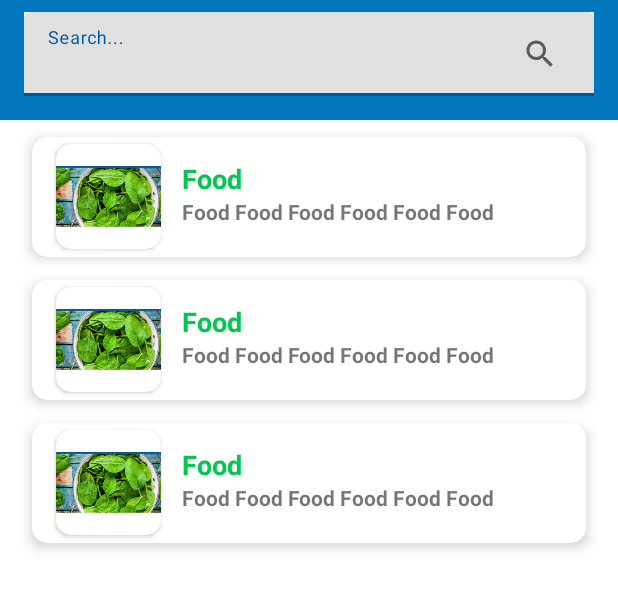
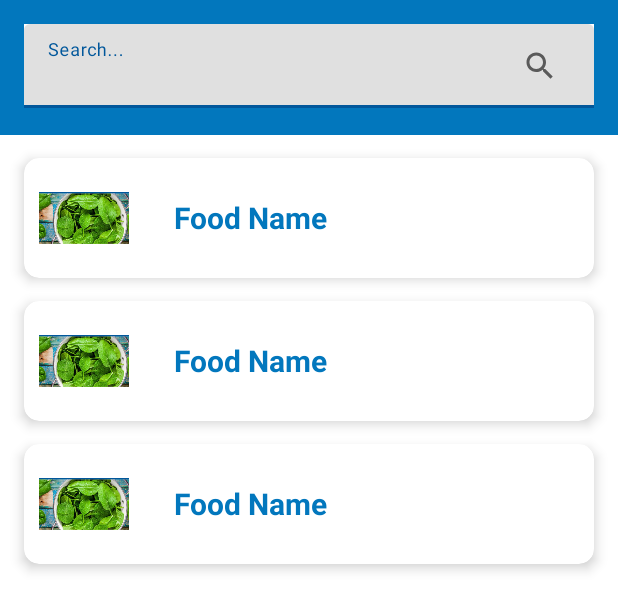
Before and after one commit to HasyimAP/Bangkit-Project-2022, an Android app: the layout activity_food_list.xml on its own in the app's theme, with its tools: preview values and no code run, on a phone screen of 412 x 824 dp. Shown: the top 610 px of the screen. Run offline under Robolectric (Android 15) with nearby library versions, the phone set to English and light mode, and no system bars.

Commit message:
Update list food

```diff
--- a/app/app/src/main/java/com/fitverse/app/ViewModelFactory.kt
+++ b/app/app/src/main/java/com/fitverse/app/ViewModelFactory.kt
@@ -3,6 +3,7 @@ package com.fitverse.app
 import androidx.lifecycle.ViewModel
 import androidx.lifecycle.ViewModelProvider
 import com.fitverse.app.model.UserPreference
+import com.fitverse.app.view.food.ListViewModel
 import com.fitverse.app.view.login.LoginViewModel
 import com.fitverse.app.view.main.MainViewModel
 import com.fitverse.app.view.profile.ProfileViewModel
--- a/app/app/src/main/java/com/fitverse/app/model/ListFoodModel.kt
+++ b/app/app/src/main/java/com/fitverse/app/model/ListFoodModel.kt
@@ -1,7 +1,7 @@
 package com.fitverse.app.model
 
 import android.os.Parcelable
-import kotlinx.parcelize.Parcelize
+//import kotlinx.parcelize.Parcelize
 
 //@Parcelize
 data class ListFoodModel (
--- a/app/app/src/main/java/com/fitverse/app/model/UserPreference.kt
+++ b/app/app/src/main/java/com/fitverse/app/model/UserPreference.kt
@@ -55,11 +55,6 @@ class UserPreference private constructor(private val dataStore: DataStore<Prefer
 
     suspend fun logout() {
         dataStore.edit { preferences ->
-            preferences[USER_ID_KEY] = ""
-            preferences[EMAIL_KEY] = ""
-            preferences[PASS_KEY] = ""
-            preferences[NAME_KEY] = ""
-            preferences[JENIS_KELAMIN_KEY] = ""
             preferences[STATE_KEY] = false
         }
     }
--- a/app/app/src/main/java/com/fitverse/app/response/ListFoodResponse.kt
+++ b/app/app/src/main/java/com/fitverse/app/response/ListFoodResponse.kt
@@ -1,7 +1,9 @@
 package com.fitverse.app.response
 
 import com.fitverse.app.model.ListFoodModel
+import com.google.gson.annotations.SerializedName
 
 data class ListFoodResponse (
+    @SerializedName("food")
     val food: ArrayList<ListFoodModel>
     )
--- a/app/app/src/main/java/com/fitverse/app/view/food/ScanFoodActivity.kt
+++ b/app/app/src/main/java/com/fitverse/app/view/food/ScanFoodActivity.kt
@@ -47,6 +47,8 @@ class ScanFoodActivity : AppCompatActivity() {
                 } else {
                     if (Build.VERSION.SDK_INT >= Build.VERSION_CODES.M) {
                         requestPermissions(arrayOf(Manifest.permission.CAMERA), 100)
+                        val cameraIntent = Intent(MediaStore.ACTION_IMAGE_CAPTURE)
+                        startActivityForResult(cameraIntent, 1)
                     }
                 }
             }
--- a/app/app/src/main/java/com/fitverse/app/view/main/MainViewModel.kt
+++ b/app/app/src/main/java/com/fitverse/app/view/main/MainViewModel.kt
@@ -10,6 +10,10 @@ import com.fitverse.app.preferences.SettingPreferences
 import kotlinx.coroutines.launch
 
 class MainViewModel(private val pref: UserPreference) : ViewModel() {
+    fun getUser(): LiveData<UserModel> {
+        return pref.getUser().asLiveData()
+    }
+
     fun getThemeSettings(): LiveData<Boolean> {
         return pref.getThemeSetting().asLiveData()
     }
--- a/app/app/src/main/java/com/fitverse/app/view/profile/ProfileViewModel.kt
+++ b/app/app/src/main/java/com/fitverse/app/view/profile/ProfileViewModel.kt
@@ -13,4 +13,10 @@ class ProfileViewModel(private val pref: UserPreference) : ViewModel() {
         value = "This is profile Fragment"
     }
     val text: LiveData<String> = _text
+
+    fun logout() {
+        viewModelScope.launch {
+            pref.logout()
+        }
+    }
 }
--- /dev/null
+++ b/app/app/src/main/java/com/fitverse/app/view/scanResult/ScanResultViewModel.kt
@@ -0,0 +1,4 @@
+package com.fitverse.app.view.scanResult
+
+class ScanResultViewModel {
+}
--- a/app/app/src/main/res/layout/activity_food_list.xml
+++ b/app/app/src/main/res/layout/activity_food_list.xml
@@ -9,7 +9,7 @@
     <FrameLayout
         android:id="@+id/frameLayout"
         android:layout_width="match_parent"
-        android:layout_height="80dp"
+        android:layout_height="90dp"
         android:background="@color/biru_muda"
         tools:ignore="MissingConstraints">
 
@@ -18,7 +18,7 @@
             android:layout_width="match_parent"
             android:layout_height="wrap_content"
             android:layout_marginStart="16dp"
-            android:layout_marginTop="8dp"
+            android:layout_marginTop="16dp"
             android:layout_marginEnd="16dp"
             app:layout_constraintEnd_toEndOf="parent"
             app:layout_constraintStart_toStartOf="parent"
@@ -27,7 +27,8 @@
 
             <com.google.android.material.textfield.TextInputLayout
                 android:layout_width="match_parent"
-                android:layout_height="wrap_content">
+                android:layout_height="wrap_content"
+                >
 
                 <com.google.android.material.textfield.TextInputEditText
                     android:id="@+id/keyword"
@@ -45,30 +46,30 @@
                 android:layout_height="wrap_content"
                 android:layout_gravity="right|center_vertical"
                 android:layout_marginEnd="24dp"
-                app:srcCompat="@drawable/ic_search" />
+                app:srcCompat="@drawable/ic_search"
+                tools:ignore="RtlHardcoded"
+                android:contentDescription="@string/search" />
         </FrameLayout>
 
     </FrameLayout>
 
     <androidx.recyclerview.widget.RecyclerView
-        android:id="@+id/recyleView"
+        android:id="@+id/rvFood"
         android:layout_width="match_parent"
-        android:layout_height="match_parent"
-        android:layout_marginTop="76dp"
-        android:paddingLeft="5dp"
-        android:paddingRight="5dp"
+        android:layout_height="0dp"
         app:layout_constraintTop_toBottomOf="@+id/frameLayout"
-        tools:layout_editor_absoluteX="-16dp"
+        app:layout_constraintBottom_toBottomOf="parent"
         tools:listitem="@layout/item_list" />
+
     <ProgressBar
         android:id="@+id/progressBar"
         style="?android:attr/progressBarStyle"
         android:layout_width="wrap_content"
         android:layout_height="wrap_content"
         android:visibility="gone"
-        app:layout_constraintBottom_toBottomOf="@+id/recyleView"
-        app:layout_constraintEnd_toEndOf="@+id/recyleView"
-        app:layout_constraintStart_toStartOf="@+id/recyleView"
-        app:layout_constraintTop_toTopOf="@+id/recyleView" />
+        app:layout_constraintBottom_toBottomOf="@+id/rvFood"
+        app:layout_constraintEnd_toEndOf="@+id/rvFood"
+        app:layout_constraintStart_toStartOf="@+id/rvFood"
+        app:layout_constraintTop_toTopOf="@+id/rvFood" />
 
 </androidx.constraintlayout.widget.ConstraintLayout>
--- a/app/app/src/main/res/layout/activity_main.xml
+++ b/app/app/src/main/res/layout/activity_main.xml
@@ -20,7 +20,7 @@
         app:menu="@menu/bottom_nav_menu"
         />
 
-    <fragment
+    <androidx.fragment.app.FragmentContainerView
         android:id="@+id/nav_host_fragment_activity_main"
         android:name="androidx.navigation.fragment.NavHostFragment"
         android:layout_width="match_parent"
--- a/app/app/src/main/res/layout/item_list.xml
+++ b/app/app/src/main/res/layout/item_list.xml
@@ -10,45 +10,34 @@
     app:cardCornerRadius="10dp"
     app:cardElevation="5dp">
 
-    <androidx.cardview.widget.CardView
-        android:id="@+id/cardView"
-        android:layout_width="70dp"
-        android:layout_height="70dp"
-        android:layout_marginStart="16dp"
-        android:layout_marginLeft="16dp"
-        app:cardCornerRadius="10dp"
-        app:layout_constraintBottom_toBottomOf="parent"
-        app:layout_constraintStart_toStartOf="parent"
-        app:layout_constraintTop_toTopOf="parent"
-        android:layout_gravity="center_vertical">
-
-        <ImageView
-            android:id="@+id/ivPhoto"
-            android:layout_width="match_parent"
-            android:layout_height="match_parent"
-            app:srcCompat="@drawable/latar"/>
-    </androidx.cardview.widget.CardView>
+    <ImageView
+        android:id="@+id/ivPhoto"
+        android:layout_width="80dp"
+        android:layout_height="80dp"
+        android:padding="10dp"
+        app:srcCompat="@drawable/latar"
+        android:contentDescription="@string/food_list" />
 
     <TextView
         android:id="@+id/tvNameFood"
         android:layout_width="wrap_content"
         android:layout_height="wrap_content"
         android:layout_marginStart="100dp"
-        android:layout_marginTop="15dp"
+        android:layout_marginTop="26dp"
         android:textStyle="bold"
-        android:textSize="18sp"
-        tools:text="Food"
-        android:textColor="@color/hijau"/>
+        android:textSize="20sp"
+        tools:text="Food Name"
+        android:textColor="@color/biru_muda"/>
 
-    <TextView
-        android:id="@+id/tvDesc"
-        android:layout_width="match_parent"
-        android:layout_height="wrap_content"
-        android:layout_marginStart="100dp"
-        android:layout_marginTop="40dp"
-        android:layout_marginEnd="20dp"
-        android:textStyle="bold"
-        tools:text="Food Food Food Food Food Food"
-        />
+<!--    <TextView-->
+<!--        android:id="@+id/tvDesc"-->
+<!--        android:layout_width="match_parent"-->
+<!--        android:layout_height="wrap_content"-->
+<!--        android:layout_marginStart="100dp"-->
+<!--        android:layout_marginTop="40dp"-->
+<!--        android:layout_marginEnd="20dp"-->
+<!--        android:textStyle="bold"-->
+<!--        tools:text="Description"-->
+<!--        />-->
 
 </androidx.cardview.widget.CardView>
```
Also changed, not shown: app/app/src/main/AndroidManifest.xml (+6 -6 lines), app/app/src/main/assets/food_label.txt (+26 -26 lines), app/app/src/main/java/com/fitverse/app/view/food/AdapterFood.kt (renamed from app/app/src/main/java/com/fitverse/app/adapter/AdapterFood.kt, +5 -5 lines), app/app/src/main/java/com/fitverse/app/view/food/FoodListActivity.kt (+17 -12 lines), app/app/src/main/java/com/fitverse/app/view/food/ListViewModel.kt (renamed from app/app/src/main/java/com/fitverse/app/ListViewModel.kt, +7 -6 lines), app/app/src/main/java/com/fitverse/app/view/login/LoginActivity.kt (+9 -13 lines), app/app/src/main/java/com/fitverse/app/view/main/MainActivity.kt (+15 -7 lines), app/app/src/main/java/com/fitverse/app/view/profile/ProfileFragment.kt (+6 -7 lines), app/app/src/main/res/layout/fragment_profile.xml (+28 -28 lines).
